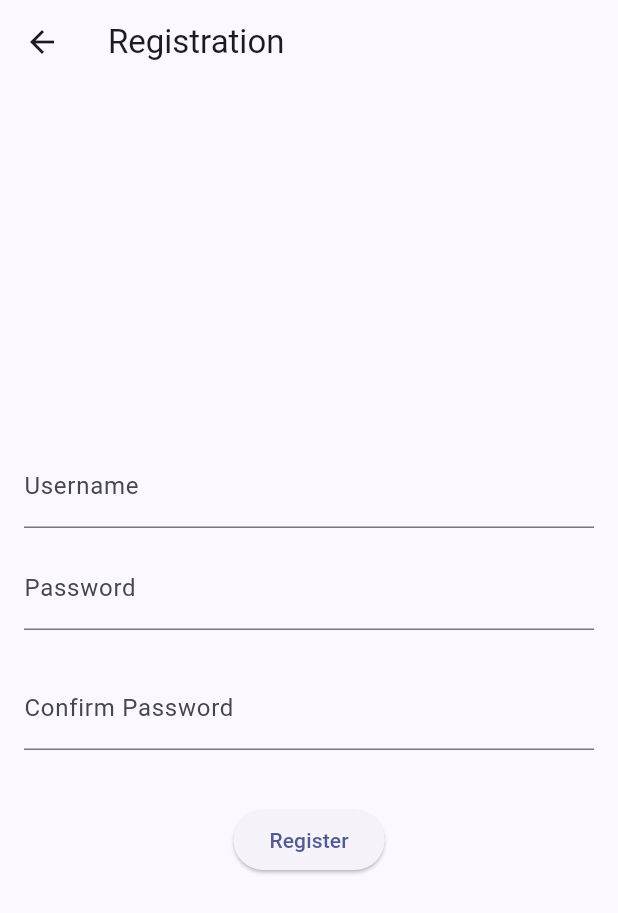
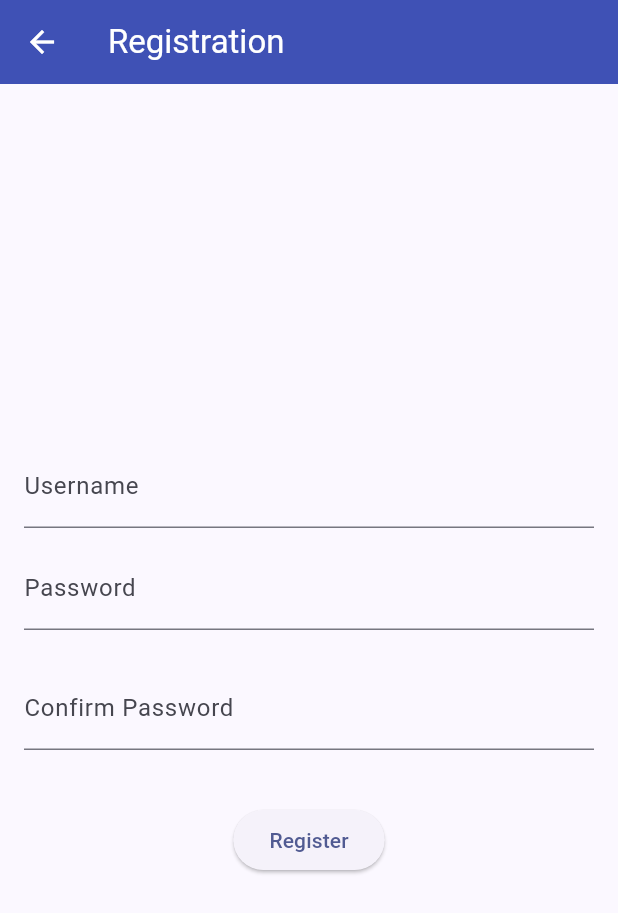
Before and after one commit to Haramchu/Gameshop-mobile, a Flutter app: the screen it shows after launch, after a tap on "Register", on a phone screen of 412 x 824 dp. Shown: the top 913 px of the screen. Run offline on Flutter 3.47's test engine with Material 2 defaults, Android fonts, the phone set to English and light mode, and no system bars; missing offline and left inert: pbp_django_auth; network calls fail.

Commit message:
Tugas 9 selesai

```diff
--- a/lib/screens/item_detail.dart
+++ b/lib/screens/item_detail.dart
@@ -10,7 +10,9 @@ class ItemDetail extends StatelessWidget {
   Widget build(BuildContext context) {
     return Scaffold(
       appBar: AppBar(
-        title: Text(item.fields.name), // Gunakan nama item sebagai judul AppBar
+        title: Text(item.fields.name),
+        backgroundColor: Colors.indigo,
+        foregroundColor: Colors.white,
       ),
       body: Padding(
         padding: const EdgeInsets.all(16.0),
@@ -31,7 +33,6 @@ class ItemDetail extends StatelessWidget {
               'Description: ${item.fields.description}',
               style: TextStyle(fontSize: 18.0),
             ),
-            // Tambahkan informasi lainnya sesuai kebutuhan
           ],
         ),
       ),
--- a/lib/screens/list_item.dart
+++ b/lib/screens/list_item.dart
@@ -41,6 +41,8 @@ class _ProductPageState extends State<ProductPage> {
     return Scaffold(
         appBar: AppBar(
           title: const Text('Product'),
+          backgroundColor: Colors.indigo,
+          foregroundColor: Colors.white,
         ),
         drawer: LeftDrawer(id: id),
         body: FutureBuilder(
--- a/lib/screens/login.dart
+++ b/lib/screens/login.dart
@@ -40,6 +40,8 @@ class _LoginPageState extends State<LoginPage> {
     return Scaffold(
       appBar: AppBar(
         title: const Text('Login'),
+        backgroundColor: Colors.indigo,
+        foregroundColor: Colors.white,
       ),
       body: Container(
         padding: const EdgeInsets.all(16.0),
@@ -107,6 +109,12 @@ class _LoginPageState extends State<LoginPage> {
               },
               child: const Text('Login'),
             ),
+            SizedBox(height: 20),
+            Text(
+              'Don`t have an account yet?',
+              style: TextStyle(fontSize: 16),
+            ),
+            SizedBox(height: 20),
             ElevatedButton(
               onPressed: () {
                 // Navigate to registration page
--- a/lib/screens/register.dart
+++ b/lib/screens/register.dart
@@ -25,6 +25,8 @@ class _RegistrationPageState extends State<RegistrationPage> {
     return Scaffold(
       appBar: AppBar(
         title: const Text('Registration'),
+        backgroundColor: Colors.indigo,
+        foregroundColor: Colors.white,
       ),
       body: Padding(
         padding: const EdgeInsets.all(16.0),
```
Also changed, not shown: 1 other file.
